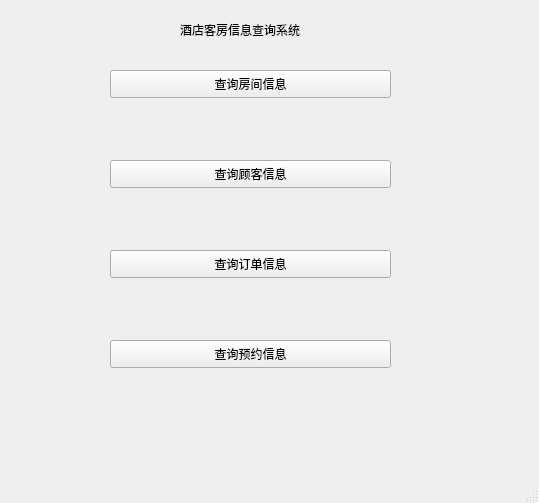
wisdomGEsLA/3017216002, file hotel/browse.ui: the form before one commit.
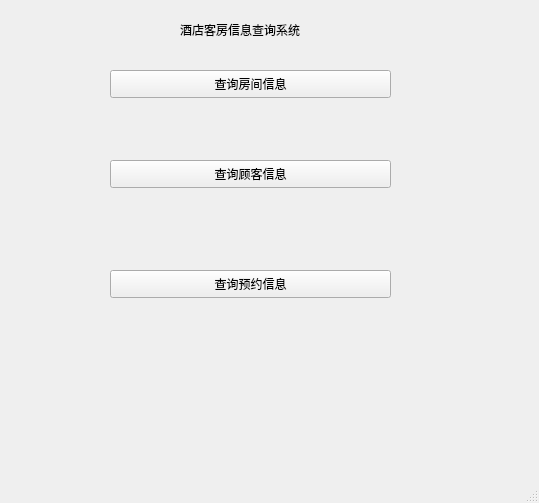
The form after the commit.

What changed in the file:
```diff
--- a/hotel/browse.ui
+++ b/hotel/browse.ui
@@ -53,24 +53,11 @@
      <string>查询顾客信息</string>
     </property>
    </widget>
-   <widget class="QPushButton" name="pushButton_3">
-    <property name="geometry">
-     <rect>
-      <x>110</x>
-      <y>250</y>
-      <width>281</width>
-      <height>28</height>
-     </rect>
-    </property>
-    <property name="text">
-     <string>查询订单信息</string>
-    </property>
-   </widget>
    <widget class="QPushButton" name="pushButton_4">
     <property name="geometry">
      <rect>
       <x>110</x>
-      <y>340</y>
+      <y>270</y>
       <width>281</width>
       <height>28</height>
      </rect>
```
Left out of the diff: 2 changed lines with no effect on the pictures.
